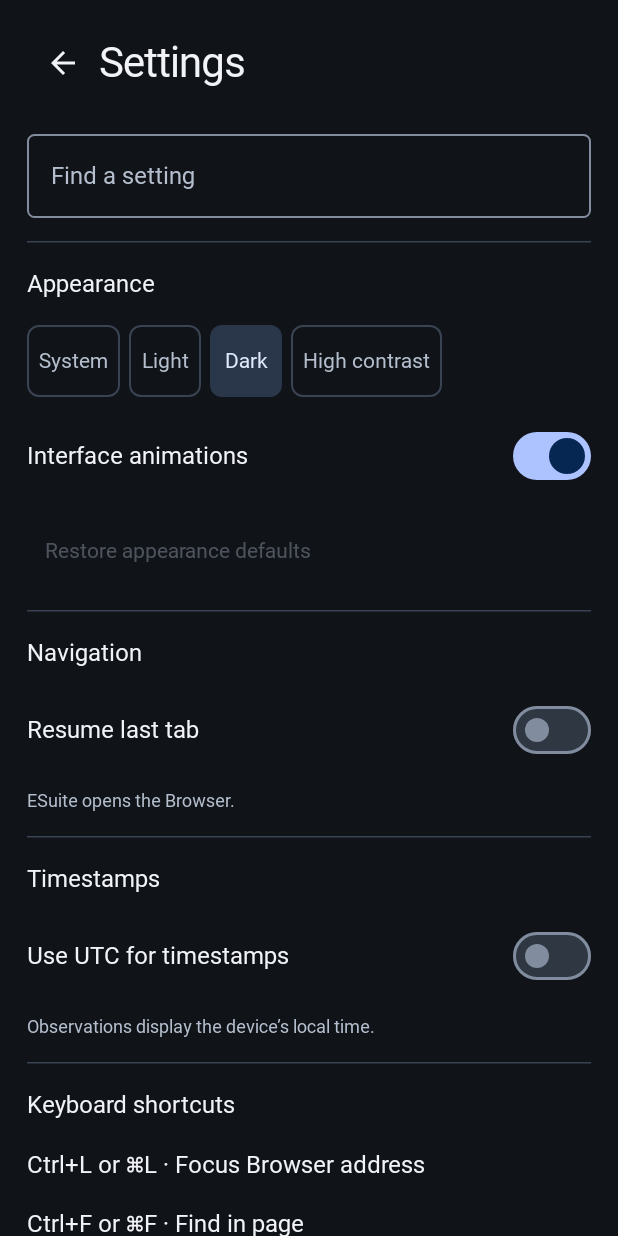
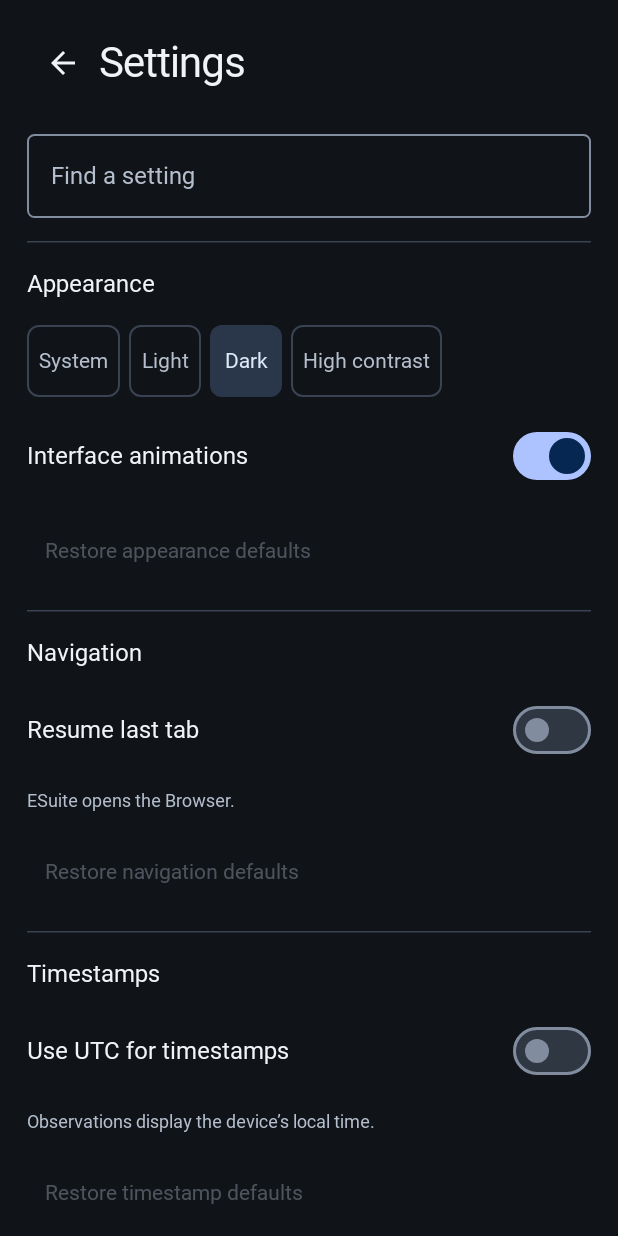
Before and after one commit to modhack2003/Esuite, an Android app built with Jetpack Compose: the screen it shows after launch (MainActivity), after a tap on "Settings", on a phone screen of 412 x 824 dp. Run offline under Robolectric (Android 15) with nearby library versions, the phone set to English and light mode, and no system bars; pictures from the network do not load; Roboto replaces fonts that are not available here.

Commit message:
Preview and restore settings defaults by category

```diff
--- a/app/src/main/java/dev/esuite/app/ui/SettingsScreen.kt
+++ b/app/src/main/java/dev/esuite/app/ui/SettingsScreen.kt
@@ -23,10 +23,16 @@ import dev.esuite.app.AppState
 import dev.esuite.app.AppViewModel
 import dev.esuite.app.BuildConfig
 
+private enum class PreferenceReset(val label: String, val preview: String) {
+    Appearance("appearance", "Use the dark theme and enable interface animations."),
+    Navigation("navigation", "Open Browser at startup."),
+    Timestamps("timestamp", "Display timestamps in the device’s local time."),
+}
+
 private enum class SettingsSection(val title: String, val terms: String) {
     Appearance("Appearance", "theme system light dark high contrast animation motion reset"),
-    Navigation("Navigation", "startup last tab resume launch browser"),
-    Timestamps("Timestamps", "timezone time zone UTC local dates Activity observations"),
+    Navigation("Navigation", "startup last tab resume launch browser reset defaults"),
+    Timestamps("Timestamps", "timezone time zone UTC local dates Activity observations reset defaults"),
     Shortcuts("Keyboard shortcuts", "browser address find page devtools commands ctrl command hardware F12"),
     Browsing("Browsing data", "webview history cookies storage clear browser"),
     Sites("Saved site data", "vault encryption copy export report site save restore remove erase"),
@@ -60,7 +66,7 @@ internal fun SettingsScreen(
     var confirmClear by remember { mutableStateOf(false) }
     var erase by remember { mutableStateOf(false) }
     var showInterLicense by remember { mutableStateOf(false) }
-    var confirmAppearanceReset by remember { mutableStateOf(false) }
+    var reset by remember { mutableStateOf<PreferenceReset?>(null) }
     var diagnostics by remember { mutableStateOf(false) }
     var linkError by remember { mutableStateOf(false) }
     val visibleSections = remember(query) {
@@ -95,7 +101,8 @@ internal fun SettingsScreen(
                             Switch(checked = motion, onCheckedChange = setMotion,
                                 modifier = Modifier.testTag("settings_motion").semantics { contentDescription = "Interface animations" })
                         }
-                        TextButton(onClick = { confirmAppearanceReset = true }, enabled = appearance != Appearance.Dark || !motion) {
+                        TextButton(onClick = { reset = PreferenceReset.Appearance }, enabled = appearance != Appearance.Dark || !motion,
+                            modifier = Modifier.testTag("settings_reset_appearance")) {
                             Text("Restore appearance defaults")
                         }
                     }
@@ -108,6 +115,8 @@ internal fun SettingsScreen(
                         }
                         Text(if (resumeTab) "ESuite reopens your last tab." else "ESuite opens the Browser.",
                             style = MaterialTheme.typography.bodySmall, color = Muted)
+                        TextButton(onClick = { reset = PreferenceReset.Navigation }, enabled = resumeTab,
+                            modifier = Modifier.testTag("settings_reset_navigation")) { Text("Restore navigation defaults") }
                     }
                     SettingsSection.Timestamps -> {
                         Row(Modifier.fillMaxWidth(), verticalAlignment = Alignment.CenterVertically) {
@@ -118,6 +127,8 @@ internal fun SettingsScreen(
                         }
                         Text(if (useUtcTimestamps) "Observations display UTC." else "Observations display the device’s local time.",
                             style = MaterialTheme.typography.bodySmall, color = Muted)
+                        TextButton(onClick = { reset = PreferenceReset.Timestamps }, enabled = useUtcTimestamps,
+                            modifier = Modifier.testTag("settings_reset_timestamps")) { Text("Restore timestamp defaults") }
                     }
                     SettingsSection.Shortcuts -> {
                         Text("Ctrl+L or ⌘L · Focus Browser address")
@@ -160,17 +171,24 @@ internal fun SettingsScreen(
             }
         }
     }
-    if (confirmAppearanceReset) AlertDialog(
-        onDismissRequest = { confirmAppearanceReset = false },
-        title = { Text("Restore appearance defaults?") },
-        text = { Text("ESuite will use the dark theme and enable interface animations.") },
-        confirmButton = {
-            TextButton(onClick = { confirmAppearanceReset = false; setAppearance(Appearance.Dark); setMotion(true) }) {
-                Text("Restore defaults")
-            }
-        },
-        dismissButton = { TextButton(onClick = { confirmAppearanceReset = false }) { Text("Cancel") } },
-    )
+    reset?.let { target ->
+        AlertDialog(
+            onDismissRequest = { reset = null },
+            title = { Text("Restore ${target.label} defaults?") },
+            text = { Text(target.preview) },
+            confirmButton = {
+                TextButton(onClick = {
+                    reset = null
+                    when (target) {
+                        PreferenceReset.Appearance -> { setAppearance(Appearance.Dark); setMotion(true) }
+                        PreferenceReset.Navigation -> setResumeTab(false)
+                        PreferenceReset.Timestamps -> setUtcTimestamps(false)
+                    }
+                }) { Text("Restore defaults") }
+            },
+            dismissButton = { TextButton(onClick = { reset = null }) { Text("Cancel") } },
+        )
+    }
     if (diagnostics) {
         val profiles = remember { WebViewFeature.isFeatureSupported(WebViewFeature.MULTI_PROFILE) }
         val lines = listOf(
```
Also changed, not shown: ui-tests/src/main/java/dev/esuite/uitests/ProductionUiTest.java (+20 -1 lines), 2 other files.
